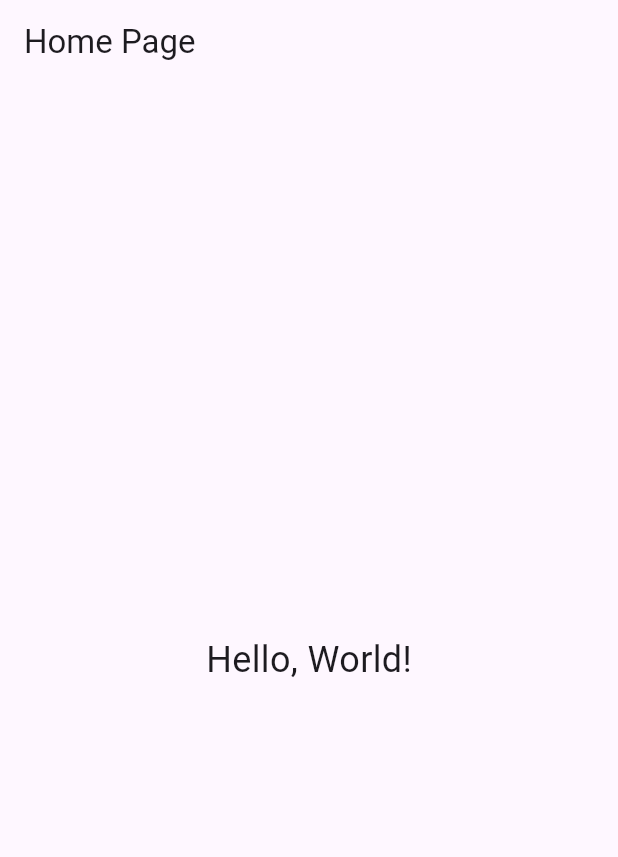
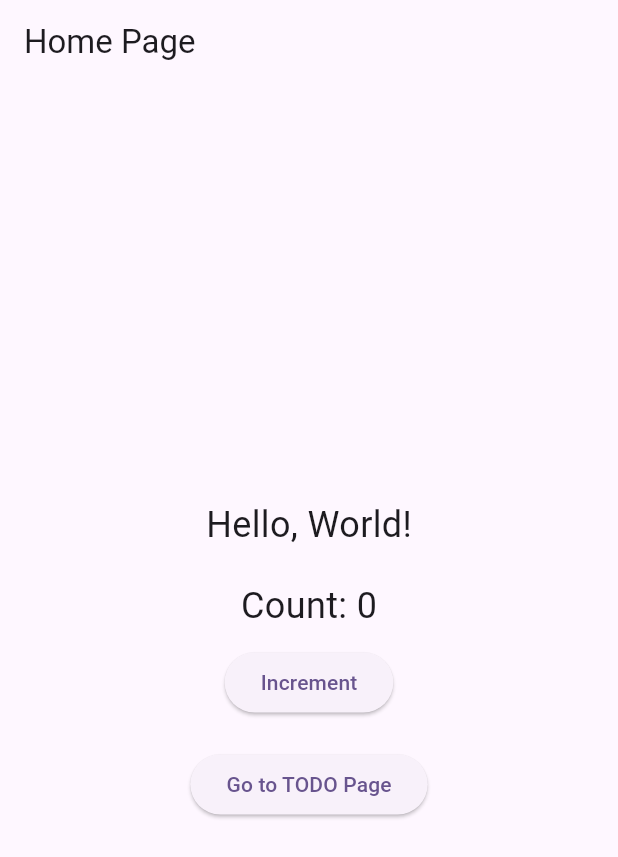
Before and after one commit to khkred/go_router_riverpod_tutorials, a Flutter app: the screen it shows after launch, on a phone screen of 412 x 824 dp. Shown: the top 857 px of the screen. Run offline on Flutter 3.47's test engine with Material 3 defaults, Android fonts, the light colour scheme and no system bars; our stand-ins replace flutter_riverpod, flutter_secure_storage, go_router.

Commit message:
Riverpod StateProvider and StateNotifierProvider added

```diff
--- a/riverpod_total/lib/pages/home_page.dart
+++ b/riverpod_total/lib/pages/home_page.dart
@@ -1,5 +1,6 @@
 import 'package:flutter/material.dart';
 import 'package:flutter_riverpod/flutter_riverpod.dart';
+import 'package:riverpod_total/pages/to_do_page.dart';
 
 import '../providers/basic_providers.dart';
 
@@ -8,16 +9,46 @@ class HomePage extends ConsumerWidget {
 
   @override
   Widget build(BuildContext context, WidgetRef ref) {
+    final count = ref.watch(counterProvider);
     return Scaffold(
       appBar: AppBar(
         title: const Text('Home Page'),
       ),
       body: Center(
-        child: Text(
-          ref.watch(helloWorldProvider),
-          style:const TextStyle(
-            fontSize: 24,
-          ),
+        child: Column(
+          mainAxisAlignment: MainAxisAlignment.center,
+          children: [
+            Text(
+              ref.watch(helloWorldProvider),
+              style: const TextStyle(
+                fontSize: 24,
+              ),
+            ),
+            const SizedBox(height: 20),
+            Text(
+              'Count: $count',
+              style: const TextStyle(
+                fontSize: 24,
+              ),
+            ),
+            const SizedBox(height: 10),
+            ElevatedButton(
+                onPressed: () {
+                  ref.read(counterProvider.notifier).state++;
+                },
+                child: const Text('Increment')),
+            const SizedBox(
+              height: 20,
+            ),
+            ElevatedButton(
+                onPressed: () {
+                  Navigator.push(
+                      context,
+                      MaterialPageRoute(
+                          builder: (context) => const ToDoPage()));
+                },
+                child: const Text('Go to TODO Page'))
+          ],
         ),
       ),
     );
--- a/riverpod_total/lib/providers/basic_providers.dart
+++ b/riverpod_total/lib/providers/basic_providers.dart
@@ -1,3 +1,5 @@
 import 'package:flutter_riverpod/flutter_riverpod.dart';
 
 final helloWorldProvider = Provider<String>((ref) => 'Hello, World!');
+
+final counterProvider = StateProvider<int>((ref)=> 0);
--- /dev/null
+++ b/riverpod_total/lib/providers/todo_notifier.dart
@@ -0,0 +1,16 @@
+import 'package:flutter_riverpod/flutter_riverpod.dart';
+
+class TodoNotifier extends StateNotifier<List<String>> {
+  TodoNotifier() : super([]);
+
+  void addTodo(String todo) {
+    state = [...state, todo];
+  }
+
+  void removeTodo(String todo) {
+    state = state.where((element) => element != todo).toList();
+  }
+}
+
+final todoNotifierProvider =
+    StateNotifierProvider<TodoNotifier, List<String>>((ref) => TodoNotifier());
```
Also changed, not shown: riverpod_total/lib/pages/to_do_page.dart (added, +29 -0 lines).
